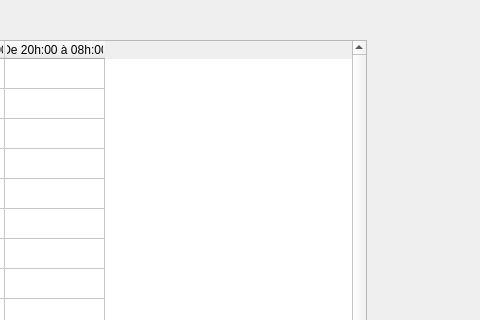
Before: the Qt Designer form ui/guard_dentiste.ui in otmanLAHRECHE/EPSP_Garde_Project, drawn with Qt 5; both pictures show x 320 to 800 and y 0 to 320 of the 800 by 600 pixel window.
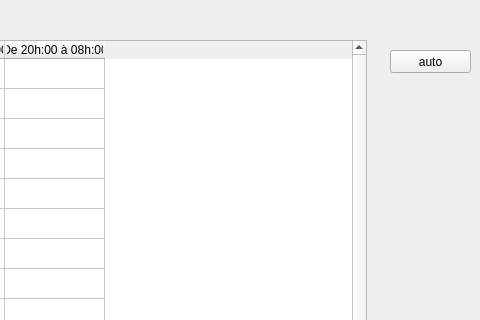
After: the same form once the commit is applied.

The edit to the form file:
```diff
--- a/ui/guard_dentiste.ui
+++ b/ui/guard_dentiste.ui
@@ -256,6 +256,19 @@
      </property>
     </column>
    </widget>
+   <widget class="QPushButton" name="pushButton_3">
+    <property name="geometry">
+     <rect>
+      <x>710</x>
+      <y>50</y>
+      <width>81</width>
+      <height>23</height>
+     </rect>
+    </property>
+    <property name="text">
+     <string>auto</string>
+    </property>
+   </widget>
   </widget>
   <widget class="QStatusBar" name="statusbar"/>
  </widget>
```
